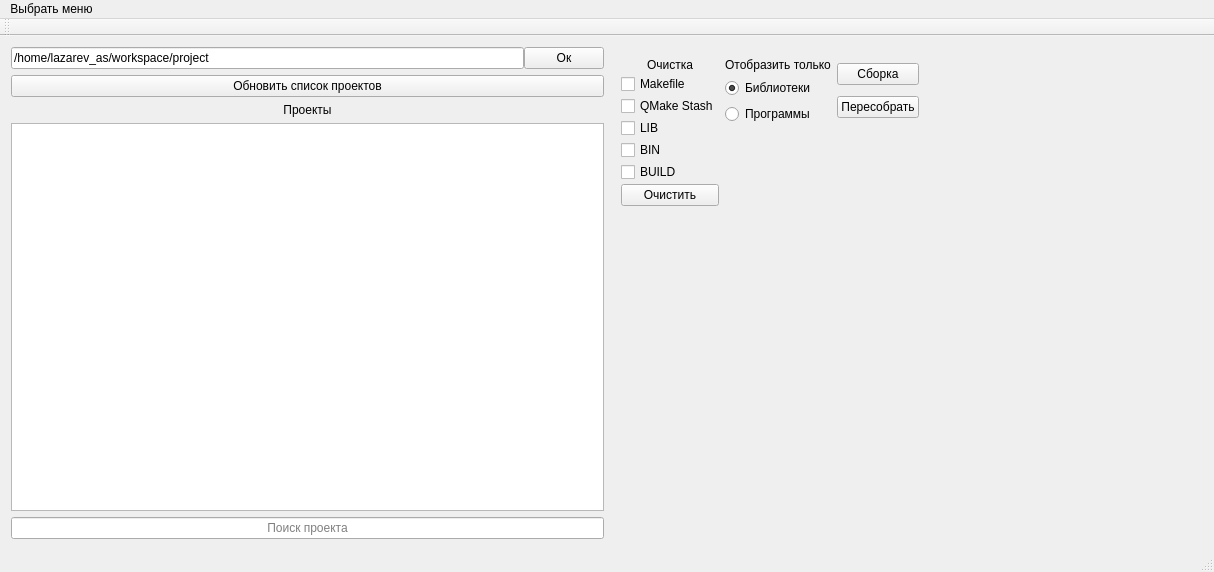
The window that src/gui/mainwindow.ui (VinTRiZz/ProjectUtility) describes before a commit, drawn with Qt 5.
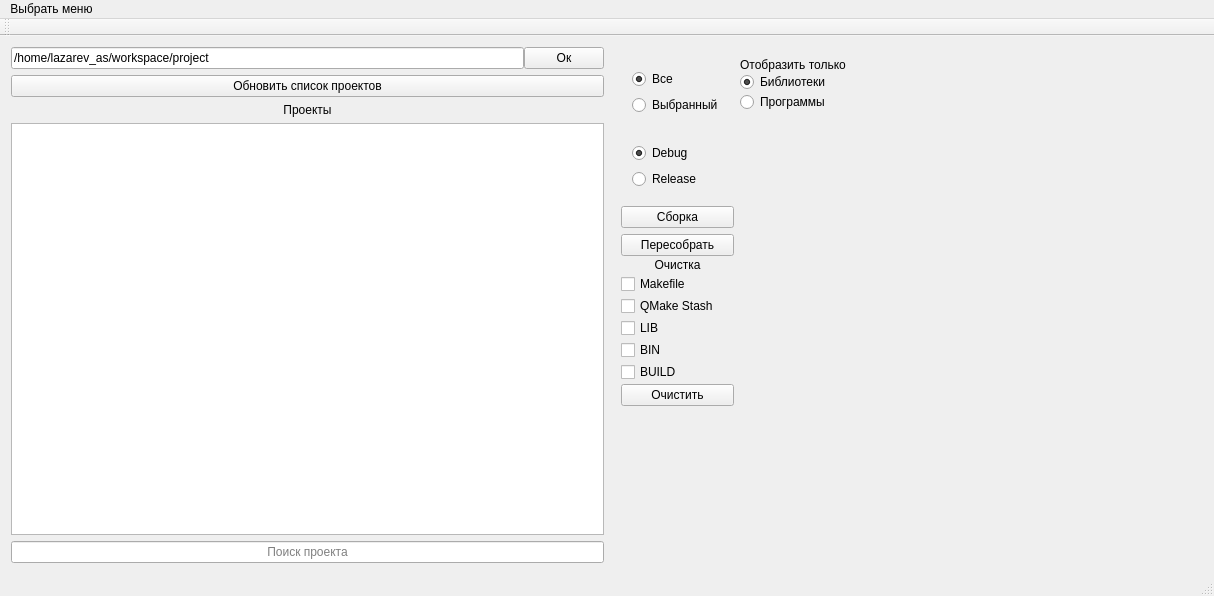
The same window after the commit.

Commit message: Added basic build functionality

```diff
--- a/src/gui/mainwindow.ui
+++ b/src/gui/mainwindow.ui
@@ -7,7 +7,7 @@
     <x>0</x>
     <y>0</y>
     <width>1214</width>
-    <height>572</height>
+    <height>596</height>
    </rect>
   </property>
   <property name="cursor">
@@ -125,6 +125,89 @@
           <property name="sizeConstraint">
            <enum>QLayout::SetDefaultConstraint</enum>
           </property>
+          <item>
+           <layout class="QVBoxLayout" name="verticalLayout_9">
+            <item>
+             <layout class="QVBoxLayout" name="verticalLayout_10"/>
+            </item>
+            <item>
+             <widget class="QWidget" name="widget_2" native="true">
+              <property name="sizePolicy">
+               <sizepolicy hsizetype="Preferred" vsizetype="Fixed">
+                <horstretch>0</horstretch>
+                <verstretch>0</verstretch>
+               </sizepolicy>
+              </property>
+              <layout class="QVBoxLayout" name="verticalLayout_11">
+               <item>
+                <widget class="QRadioButton" name="buildAll_radioButton">
+                 <property name="text">
+                  <string>Все</string>
+                 </property>
+                 <property name="checked">
+                  <bool>true</bool>
+                 </property>
+                </widget>
+               </item>
+               <item>
+                <widget class="QRadioButton" name="buildCurrent_radioButton">
+                 <property name="text">
+                  <string>Выбранный</string>
+                 </property>
+                </widget>
+               </item>
+              </layout>
+             </widget>
+            </item>
+            <item>
+             <widget class="QWidget" name="widget_3" native="true">
+              <property name="sizePolicy">
+               <sizepolicy hsizetype="Preferred" vsizetype="Fixed">
+                <horstretch>0</horstretch>
+                <verstretch>0</verstretch>
+               </sizepolicy>
+              </property>
+              <layout class="QVBoxLayout" name="verticalLayout_8">
+               <item>
+                <widget class="QRadioButton" name="debugTarget_radioButton">
+                 <property name="text">
+                  <string>Debug</string>
+                 </property>
+                 <property name="checked">
+                  <bool>true</bool>
+                 </property>
+                </widget>
+               </item>
+               <item>
+                <widget class="QRadioButton" name="releaseTarget_radioButton">
+                 <property name="text">
+                  <string>Release</string>
+                 </property>
+                </widget>
+               </item>
+              </layout>
+             </widget>
+            </item>
+            <item>
+             <layout class="QVBoxLayout" name="verticalLayout_4">
+              <item>
+               <widget class="QPushButton" name="build_pushButton">
+                <property name="text">
+                 <string>Сборка</string>
+                </property>
+               </widget>
+              </item>
+              <item>
+               <widget class="QPushButton" name="rebuild_pushButton">
+                <property name="text">
+                 <string>Пересобрать</string>
+                </property>
+               </widget>
+              </item>
+             </layout>
+            </item>
+           </layout>
+          </item>
           <item>
            <widget class="QLabel" name="label_4">
             <property name="sizePolicy">
@@ -211,7 +294,29 @@
          </layout>
         </item>
         <item row="0" column="1">
+         <widget class="QWidget" name="widget" native="true">
+          <property name="sizePolicy">
+           <sizepolicy hsizetype="Fixed" vsizetype="Fixed">
+            <horstretch>0</horstretch>
+            <verstretch>0</verstretch>
+           </sizepolicy>
+          </property>
          <layout class="QVBoxLayout" name="verticalLayout_5">
+           <property name="spacing">
+            <number>0</number>
+           </property>
+           <property name="leftMargin">
+            <number>0</number>
+           </property>
+           <property name="topMargin">
+            <number>0</number>
+           </property>
+           <property name="rightMargin">
+            <number>0</number>
+           </property>
+           <property name="bottomMargin">
+            <number>0</number>
+           </property>
           <item>
            <widget class="QLabel" name="label_5">
             <property name="sizePolicy">
@@ -246,26 +351,9 @@
            </widget>
           </item>
          </layout>
+         </widget>
         </item>
         <item row="0" column="2">
-         <layout class="QVBoxLayout" name="verticalLayout_4">
-          <item>
-           <widget class="QPushButton" name="build_pushButton">
-            <property name="text">
-             <string>Сборка</string>
-            </property>
-           </widget>
-          </item>
-          <item>
-           <widget class="QPushButton" name="rebuild_pushButton">
-            <property name="text">
-             <string>Пересобрать</string>
-            </property>
-           </widget>
-          </item>
-         </layout>
-        </item>
-        <item row="0" column="3">
          <spacer name="horizontalSpacer_4">
           <property name="orientation">
            <enum>Qt::Horizontal</enum>
@@ -283,18 +371,8 @@
           <property name="orientation">
            <enum>Qt::Vertical</enum>
           </property>
-          <property name="sizeHint" stdset="0">
-           <size>
-            <width>20</width>
-            <height>370</height>
-           </size>
-          </property>
-         </spacer>
-        </item>
-        <item row="1" column="2">
-         <spacer name="verticalSpacer_2">
-          <property name="orientation">
-           <enum>Qt::Vertical</enum>
+          <property name="sizeType">
+           <enum>QSizePolicy::Minimum</enum>
           </property>
           <property name="sizeHint" stdset="0">
            <size>
```
Left out of the diff: 2 changed lines with no effect on the pictures. Lines whose indentation alone changed are shown as unchanged. The commit also changes 24 other files.
